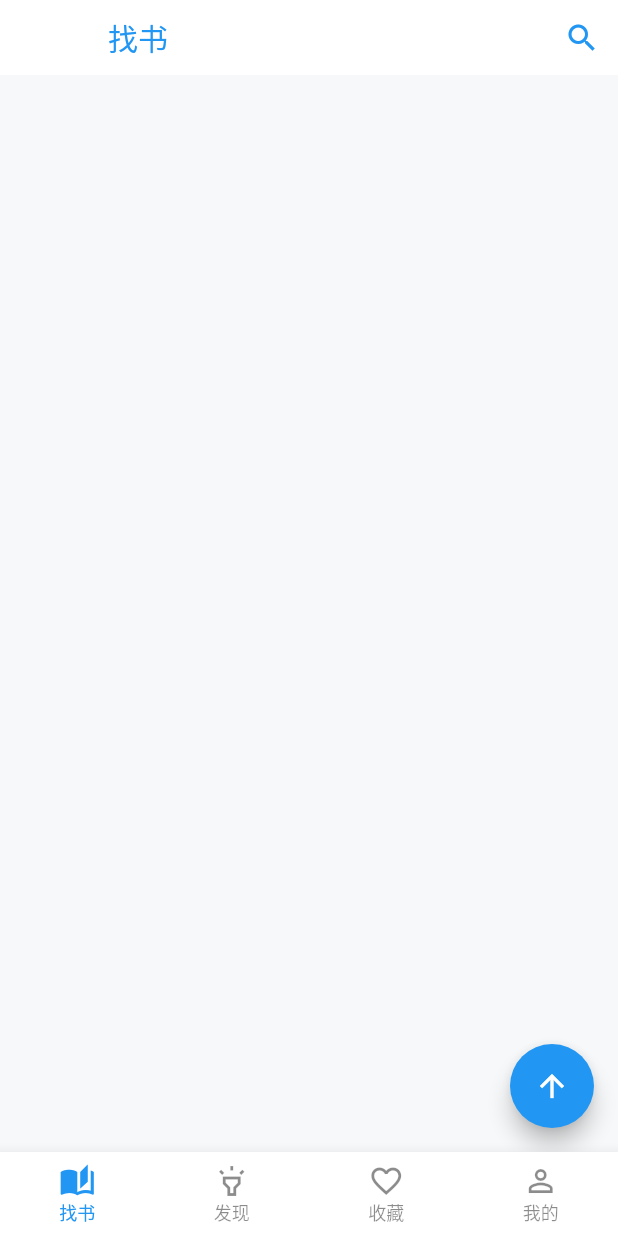
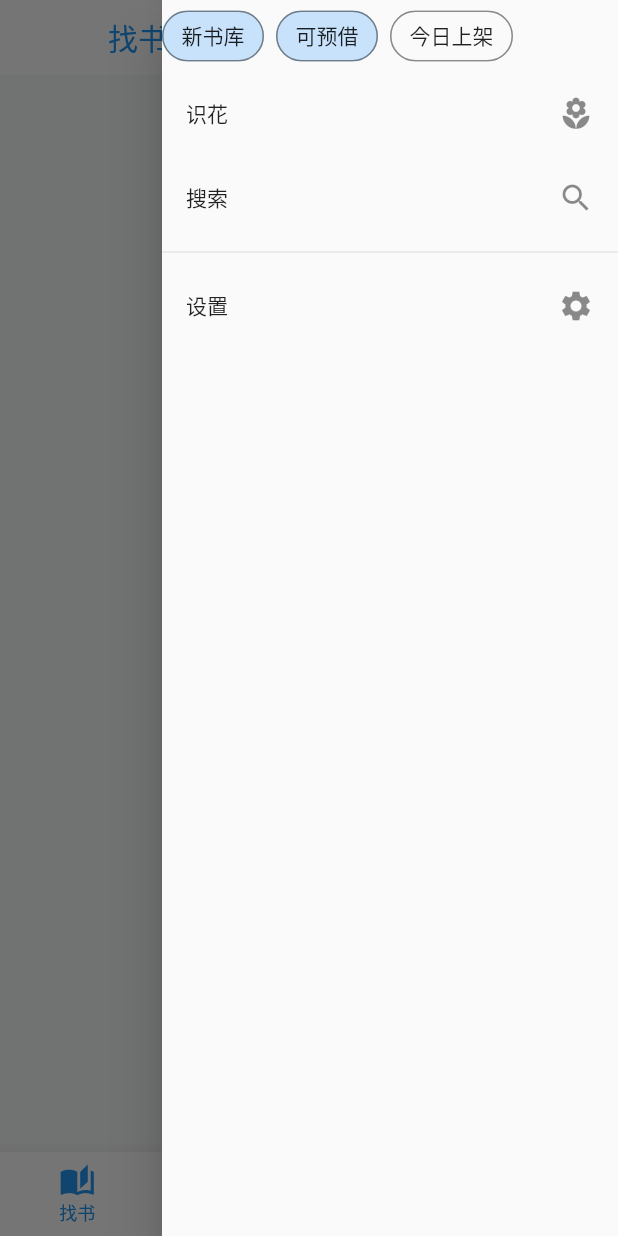
Before and after one commit to kakusx/BookHunt, a Flutter app: the Tabbar screen opened directly, with the side drawer open (before the commit the screen has no drawer), on a phone screen of 412 x 824 dp. Run offline on Flutter 3.47's test engine with Material 2 defaults, Android fonts, the phone set to English and light mode, and no system bars; our stand-ins replace cached_network_image, dio, event_bus, fluttertoast, shared_preferences; accounts and stored records are empty; network calls fail.

Commit message:
AppBar添加搜索框和抽屉

```diff
--- a/book_hunt/lib/pages/Tabbar.dart
+++ b/book_hunt/lib/pages/Tabbar.dart
@@ -1,11 +1,9 @@
-import 'package:book_hunt/model/ScrollEvent.dart';
+import 'package:book_hunt/components/SearchBarDelegate.dart';
 import 'package:book_hunt/pages/BookList.dart';
 import 'package:book_hunt/pages/Explore.dart';
 import 'package:book_hunt/pages/Favourite.dart';
 import 'package:book_hunt/pages/Profile.dart';
-import 'package:book_hunt/utils/EventBusUtil.dart';
 import 'package:flutter/material.dart';
-import 'package:event_bus/event_bus.dart';
 
 class Tabbar extends StatefulWidget {
   @override
@@ -14,46 +12,23 @@ class Tabbar extends StatefulWidget {
 
 class _TabbarState extends State<Tabbar> {
   int _currentIndex = 0;
+  var accentColor;
 
   List _pageNames = ['找书', '发现', '收藏', '我的',];
   List<Widget> _pageList = [BookListPage(), Explore(), Favourite(), Profile()];
 
-  double _scrollHeight = 70;
-  double _opacity = 0;
-
-  EventBus eventBus = new EventBus();
-
-  @override
-  void initState() {
-    super.initState();
-    EventBusUtil.getInstance().on<ScrollEvent>().listen((ScrollEvent data) => onListenEvent(data));
-  }
+  List _chipSelected = [true, true, false, false];
+  List _chipBgColors = [Colors.transparent, Colors.transparent, Colors.transparent, Colors.transparent];
 
   @override
   Widget build(BuildContext context) {
+    accentColor = Theme.of(context).accentColor;
     return Scaffold(
       appBar: PreferredSize(
-        child: AppBar(
-          backgroundColor: Colors.white,
-            title: Opacity(
-              opacity: 1,
-              child: Container(
-                padding: EdgeInsets.fromLTRB(0, 0, 0, 0),
-                child: Text(_pageNames[this._currentIndex], style: TextStyle(color: Theme.of(context).accentColor),),
-              ),
-            ),
-            elevation: 0,
-            brightness: Brightness.dark,
-            actions: <Widget>[
-              new IconButton(
-                  icon: Icon(
-                    Icons.search,
-                    color: Theme.of(context).accentColor,
-                  ),
-                  onPressed: () {}),
-            ]),
+        child: tabAppBar(context),
         preferredSize: Size.fromHeight(50),
       ),
+      endDrawer: endDrawer(context),
       body: IndexedStack(
         children: _pageList,
         index: _currentIndex,
@@ -67,8 +42,8 @@ class _TabbarState extends State<Tabbar> {
             });
           },
           type: BottomNavigationBarType.fixed,
-          selectedItemColor: Theme.of(context).accentColor,
-          selectedLabelStyle: TextStyle(color: Theme.of(context).accentColor),
+          selectedItemColor: accentColor,
+          selectedLabelStyle: TextStyle(color: accentColor),
           unselectedItemColor: Colors.black45,
           unselectedLabelStyle: TextStyle(color: Colors.black45),
           selectedFontSize: 12,
@@ -84,19 +59,105 @@ class _TabbarState extends State<Tabbar> {
     );
   }
 
+  //region AppBar
+  Widget tabAppBar(context){
+    return AppBar(
+        backgroundColor: Colors.white,
+        title: Opacity(
+          opacity: 1,
+          child: Container(
+            padding: EdgeInsets.fromLTRB(0, 0, 0, 0),
+            child: Text(
+              _pageNames[this._currentIndex],
+              style: TextStyle(color: accentColor),
+            ),
+          ),
+        ),
+        elevation: 0,
+        actions: <Widget>[
+          new IconButton(
+              icon: Icon(
+                Icons.search,
+                color: accentColor,
+              ),
+              onPressed: () {
+                showSearch(context: context, delegate: SearchBarDelegate());
+              }),
+          Builder(builder: (context) => IconButton(
+            icon: new Icon(Icons.filter_alt_outlined, color: accentColor),
+            onPressed: () => Scaffold.of(context).openEndDrawer(),
+          ),
+          ),
+        ]);
+  }
+  //endregion
 
-  onListenEvent(ScrollEvent data) {
-    setState(() {
-      if(data.scrollHeight <= 0){
-        _scrollHeight = 70;
-        _opacity = 0;
-      }else if(data.scrollHeight > 0 && data.scrollHeight <= 70){
-        _scrollHeight = 70 - data.scrollHeight;
-        _opacity = (data.scrollHeight + 1) / 71.0;
-      }else{
-        _scrollHeight = 0;
-        _opacity = 1;
-      }
-    });
+  //region endDrawer
+  Widget endDrawer(context){
+    return Drawer(
+      child: ListView(
+        children: <Widget>[
+          Wrap(
+              spacing: 8.0, //间隔
+              runSpacing: 20.0,//两行之间的间距
+              children: <Widget>[
+                FilterChip(
+                  label: Text("新书库"),
+                  selected: _chipSelected[0],
+                  selectedColor: Color.fromRGBO(0, 130, 255, 0.2),
+                  backgroundColor: Colors.transparent,
+                  shape: StadiumBorder(side: BorderSide(color: Colors.black26)),
+                  showCheckmark: false,
+                  onSelected: (bool value) {
+                    setState(() {
+                      _chipSelected[0] = value;
+                    });
+                  },
+                ),
+                FilterChip(
+                  label: Text("可预借"),
+                  selected: _chipSelected[1],
+                  selectedColor: Color.fromRGBO(0, 130, 255, 0.2),
+                  backgroundColor: Colors.transparent,
+                  shape: StadiumBorder(side: BorderSide(color: Colors.black26)),
+                  showCheckmark: false,
+                  onSelected: (bool value) {
+                    setState(() {
+                      _chipSelected[1] = value;
+                    });
+                  },
+                ),
+                FilterChip(
+                  label: Text("今日上架"),
+                  selected: _chipSelected[2],
+                  selectedColor: Color.fromRGBO(0, 130, 255, 0.2),
+                  backgroundColor: Colors.transparent,
+                  shape: StadiumBorder(side: BorderSide(color: Colors.black26)),
+                  showCheckmark: false,
+                  onSelected: (bool value) {
+                    setState(() {
+                      _chipSelected[2] = value;
+                    });
+                  },
+                ),
+              ]
+          ),
+          ListTile(
+            title: new Text("识花"),
+            trailing: new Icon(Icons.local_florist),
+          ),
+          ListTile(
+            title: new Text("搜索"),
+            trailing: new Icon(Icons.search),
+          ),
+          Divider(),
+          ListTile(
+            title: new Text("设置"),
+            trailing: new Icon(Icons.settings),
+          ),
+        ],
+      ),
+    );
   }
+  //endregion
 }
```
Also changed, not shown: book_hunt/lib/components/SearchBarDelegate.dart (added, +62 -0 lines).
